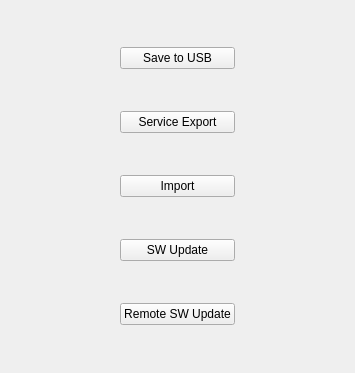
The window that HimalayaMain/Gui/Components/Settings/Forms/DataManagementWidget.ui (Liyezhong/Master) describes before a commit, drawn with Qt 5.
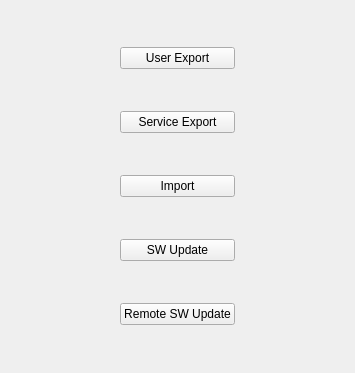
The same window after the commit.

Commit message: fix bug for button text

```diff
--- a/HimalayaMain/Gui/Components/Settings/Forms/DataManagementWidget.ui
+++ b/HimalayaMain/Gui/Components/Settings/Forms/DataManagementWidget.ui
@@ -33,7 +33,7 @@
       <enum>Qt::NoFocus</enum>
      </property>
      <property name="text">
-      <string>Save to USB</string>
+      <string>User Export</string>
      </property>
     </widget>
    </item>
```
The commit also changes 1 other file.
